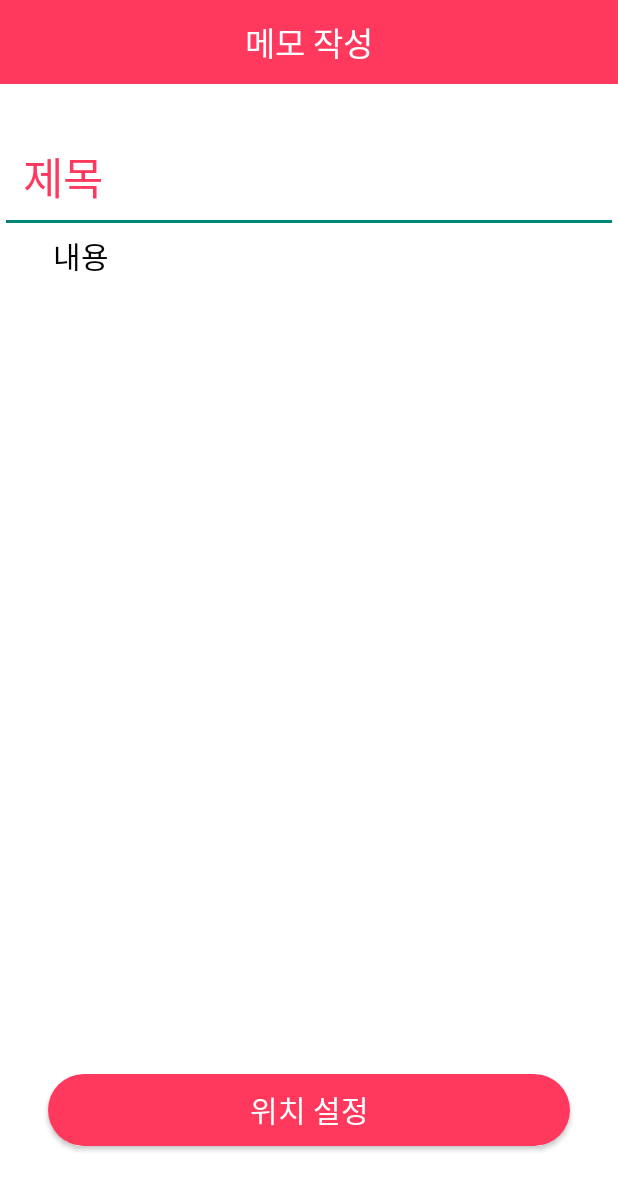
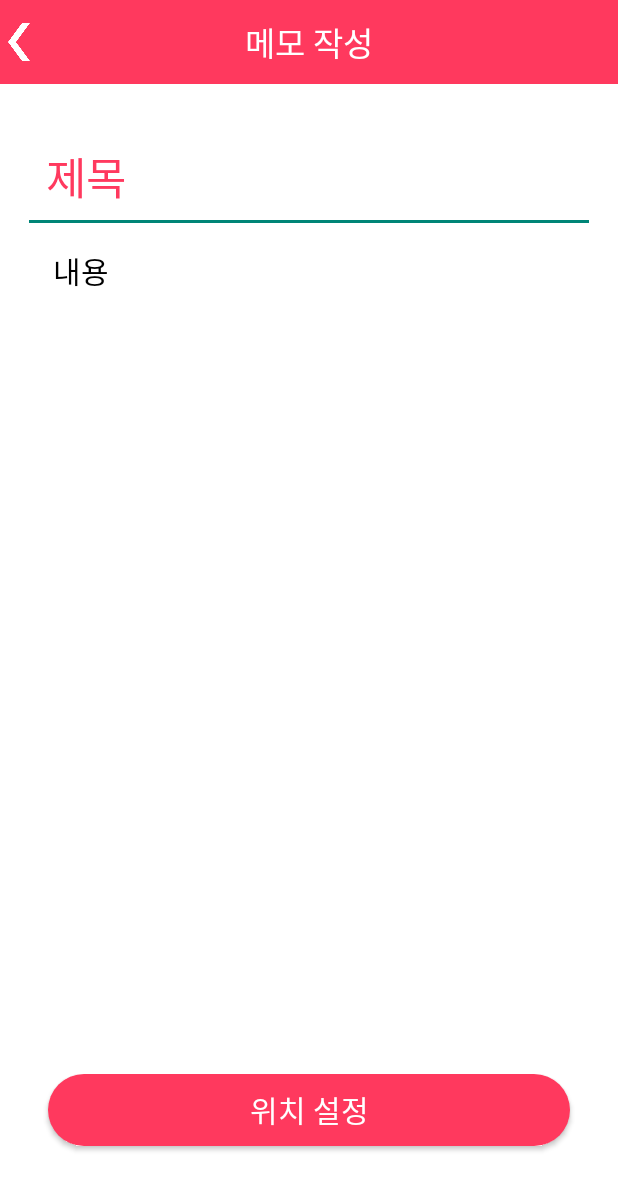
Before and after one commit to DSM-GRAM/Pimo-Front, an Android app: the layout memowrite.xml on its own in the app's theme, with its tools: preview values and no code run, on a phone screen of 412 x 824 dp. Shown: the top 1190 px of the screen. Run offline under Robolectric (Android 15) with nearby library versions, the phone set to English and light mode, and no system bars.

Commit message:
final_memo_write

```diff
--- a/Pimo/Pimo/app/src/main/res/layout/memowrite.xml
+++ b/Pimo/Pimo/app/src/main/res/layout/memowrite.xml
@@ -16,13 +16,12 @@
             />
             <ImageButton
                 android:id="@+id/back_btn"
-                android:layout_width="35dp"
-                android:layout_height="35dp"
+                android:layout_width="25dp"
+                android:layout_height="25dp"
                 android:layout_alignParentStart="true"
                 android:layout_centerVertical="true"
-                android:background="@color/colorPrimary"
-                android:onClick="onBackBtnClicked"
-                android:src="@drawable/back" />
+                android:background="@drawable/back"
+                android:onClick="onBackBtnClicked" />
             <TextView
                 android:layout_width="wrap_content"
                 android:layout_height="wrap_content"
@@ -52,6 +51,8 @@
                 android:layout_gravity="bottom"
                 android:hint="제목"
                 android:padding="15dp"
+                android:layout_marginLeft="15dp"
+                android:layout_marginRight="15dp"
                 android:textColorHint="@color/colorPrimary"
                 android:textSize="29dp"
                 android:theme="@style/EditTheme" />
@@ -68,6 +69,7 @@
                 android:layout_height="wrap_content"
                 android:background="@drawable/edit_text_white"
                 android:hint="내용"
+                android:layout_marginTop="10dp"
                 android:paddingLeft="35dp"
                 android:textColorHint="#000000"
                 android:textSize="20dp"
```
